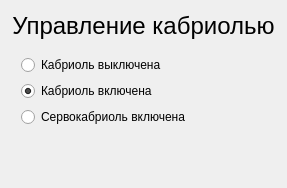
Above: KAMEditor/gui/options/kabriolwindow.ui from Xtail96/SML before the change. Below: the same form after it.
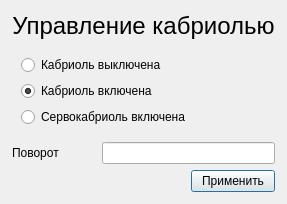
That is the form after the change.

Commit message: Доработка окна Кабриоль

```diff
--- a/KAMEditor/gui/options/kabriolwindow.ui
+++ b/KAMEditor/gui/options/kabriolwindow.ui
@@ -6,10 +6,16 @@
    <rect>
     <x>0</x>
     <y>0</y>
-    <width>400</width>
-    <height>300</height>
+    <width>273</width>
+    <height>210</height>
    </rect>
   </property>
+  <property name="minimumSize">
+   <size>
+    <width>0</width>
+    <height>0</height>
+   </size>
+  </property>
   <property name="windowTitle">
    <string>Кабриоль</string>
   </property>
@@ -29,7 +35,32 @@
    <property name="bottomMargin">
     <number>12</number>
    </property>
-   <item row="1" column="0" colspan="2">
+   <item row="0" column="0" colspan="3">
+    <widget class="QLabel" name="kabriolTitleLabel">
+     <property name="font">
+      <font>
+       <pointsize>18</pointsize>
+      </font>
+     </property>
+     <property name="text">
+      <string>Управление кабриолью</string>
+     </property>
+     <property name="alignment">
+      <set>Qt::AlignCenter</set>
+     </property>
+    </widget>
+   </item>
+   <item row="3" column="0">
+    <widget class="QLabel" name="rotationAngleLabel">
+     <property name="text">
+      <string>Поворот</string>
+     </property>
+    </widget>
+   </item>
+   <item row="3" column="1" colspan="2">
+    <widget class="QLineEdit" name="rotationAngleLineEdit"/>
+   </item>
+   <item row="2" column="0" colspan="3">
     <widget class="QFrame" name="cabriolModeFrame">
      <property name="sizePolicy">
       <sizepolicy hsizetype="Preferred" vsizetype="Preferred">
@@ -71,34 +102,13 @@
         </property>
        </widget>
       </item>
-      <item>
-       <spacer name="verticalSpacer">
-        <property name="orientation">
-         <enum>Qt::Vertical</enum>
-        </property>
-        <property name="sizeHint" stdset="0">
-         <size>
-          <width>20</width>
-          <height>40</height>
-         </size>
-        </property>
-       </spacer>
-      </item>
      </layout>
     </widget>
    </item>
-   <item row="0" column="0" colspan="2">
-    <widget class="QLabel" name="kabriolTitleLabel">
-     <property name="font">
-      <font>
-       <pointsize>18</pointsize>
-      </font>
-     </property>
+   <item row="4" column="2">
+    <widget class="QPushButton" name="applyPushButton">
      <property name="text">
-      <string>Управление кабриолью</string>
-     </property>
-     <property name="alignment">
-      <set>Qt::AlignCenter</set>
+      <string>Применить</string>
      </property>
     </widget>
    </item>
```
